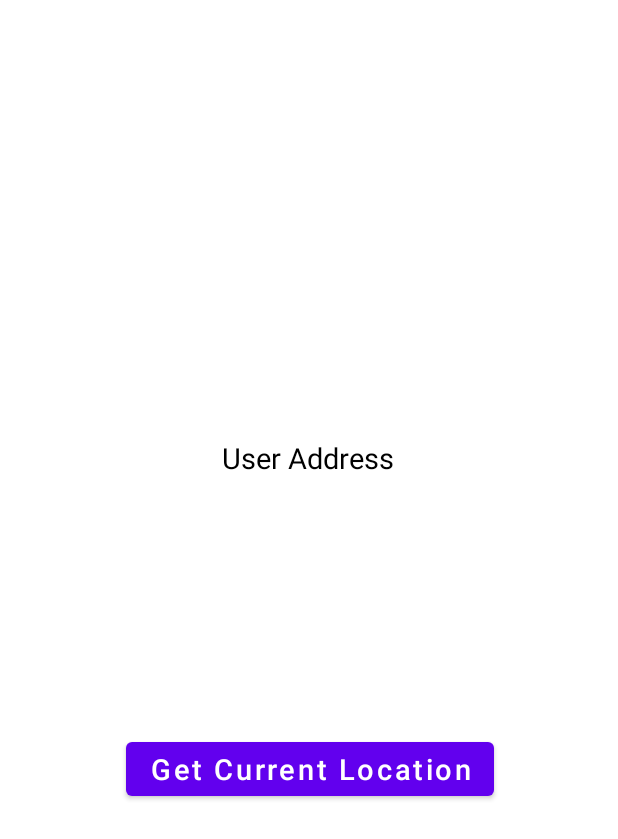
After one commit to JoshuaNg1910/ICT2207_BrickingBad, an Android app: the LocationService screen opened directly, with no data from a screen before it, on a phone screen of 412 x 824 dp. The commit adds this screen. Shown: the top 839 px of the screen. Run offline under Robolectric (Android 15) with nearby library versions, the phone set to English and light mode, and no system bars.

Commit message:
Added location (incomplete) permission requesting using google location api

```diff
--- a/app/build.gradle
+++ b/app/build.gradle
@@ -33,6 +33,7 @@ dependencies {
     implementation 'androidx.appcompat:appcompat:1.5.1'
     implementation 'com.google.android.material:material:1.7.0'
     implementation 'androidx.constraintlayout:constraintlayout:2.1.4'
+    implementation 'com.google.android.gms:play-services-location:21.0.1'
     testImplementation 'junit:junit:4.13.2'
     androidTestImplementation 'androidx.test.ext:junit:1.1.5'
     androidTestImplementation 'androidx.test.espresso:espresso-core:3.5.1'
--- /dev/null
+++ b/app/src/main/res/layout/activity_location.xml
@@ -0,0 +1,35 @@
+<?xml version="1.0" encoding="utf-8"?>
+<androidx.constraintlayout.widget.ConstraintLayout xmlns:android="http://schemas.android.com/apk/res/android"
+    xmlns:app="http://schemas.android.com/apk/res-auto"
+    xmlns:tools="http://schemas.android.com/tools"
+    android:layout_width="match_parent"
+    android:layout_height="match_parent"
+    android:gravity="center"
+    android:orientation="vertical"
+    tools:context=".LocationService">
+
+    <TextView
+        android:id="@+id/addressText"
+        android:layout_width="wrap_content"
+        android:layout_height="wrap_content"
+        android:layout_marginStart="148dp"
+        android:layout_marginTop="292dp"
+        android:text="User Address"
+        android:textColor="@android:color/black"
+        android:textSize="19sp"
+        app:layout_constraintStart_toStartOf="parent"
+        app:layout_constraintTop_toTopOf="parent" />
+
+    <Button
+        android:id="@+id/locationButton"
+        android:layout_width="wrap_content"
+        android:layout_height="wrap_content"
+        android:layout_marginStart="84dp"
+        android:layout_marginBottom="287dp"
+        android:text="Get Current Location"
+        android:textAllCaps="false"
+        android:textSize="19sp"
+        app:layout_constraintBottom_toBottomOf="parent"
+        app:layout_constraintStart_toStartOf="parent" />
+
+</androidx.constraintlayout.widget.ConstraintLayout>
```
Also changed, not shown: app/src/main/AndroidManifest.xml (+9 -0 lines), app/src/main/java/com/example/project/LocationService.java (added, +203 -0 lines), app/src/main/java/com/example/project/tecklingActivity.java (+13 -0 lines), app/src/main/res/layout/activity_teckling.xml (+12 -0 lines).
